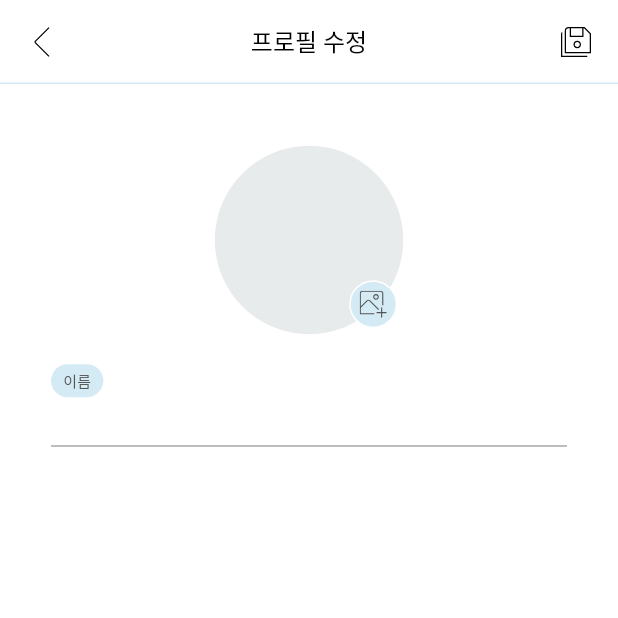
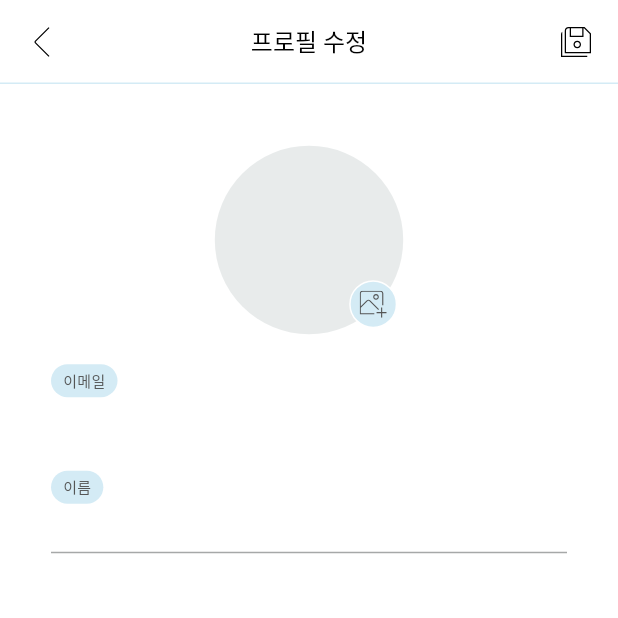
Before and after one commit to hnaa0/piece_of_happiness, a Flutter app: the EditProfileScreen screen opened directly, on a phone screen of 412 x 824 dp, the top half of it. Run offline on Flutter 3.47's test engine with Material 3 defaults, Android fonts, the phone set to English and light mode, and no system bars; our stand-ins replace cloud_firestore, firebase_auth, firebase_core, firebase_storage, flutter_riverpod, flutter_svg and 5 more; accounts and stored records are empty; Roboto replaces fonts that are missing (SsurroundAir).

Commit message:
🚨 feat: Implement profile image UI with error handling

```diff
--- /dev/null
+++ b/lib/features/user/models/profile_field_type.dart
@@ -0,0 +1,9 @@
+enum ProfileFieldType {
+  email,
+  name;
+
+  String get fieldName => switch (this) {
+        ProfileFieldType.email => "이메일",
+        ProfileFieldType.name => "이름",
+      };
+}
--- a/lib/features/user/repos/user_repo.dart
+++ b/lib/features/user/repos/user_repo.dart
@@ -24,8 +24,10 @@ class UserRepo {
     required Map<String, dynamic> data,
     required File file,
   }) async {
-    final fileRef = _storage.ref().child("profileImage/$uid");
-    await fileRef.putFile(file);
+    if (file.path.isNotEmpty) {
+      final fileRef = _storage.ref().child("profileImage/$uid");
+      await fileRef.putFile(file);
+    }
     await _firestore.collection("users").doc(uid).update(data);
   }
 }
--- a/lib/features/user/views/edit_profile_screen.dart
+++ b/lib/features/user/views/edit_profile_screen.dart
@@ -8,7 +8,9 @@ import 'package:go_router/go_router.dart';
 import 'package:image_picker/image_picker.dart';
 import 'package:piece_of_happiness/constants/colors.dart';
 import 'package:piece_of_happiness/features/settings/view_models/theme_config_view_model.dart';
+import 'package:piece_of_happiness/features/user/models/profile_field_type.dart';
 import 'package:piece_of_happiness/features/user/view_models/user_view_model.dart';
+import 'package:piece_of_happiness/features/user/views/widgets/profile_field_tag.dart';
 import 'package:piece_of_happiness/features/user/views/widgets/user_avatar.dart';
 
 class EditProfileScreen extends ConsumerStatefulWidget {
@@ -203,7 +205,19 @@ class _EditProfileScreenState extends ConsumerState<EditProfileScreen> {
                           ),
                           BlendMode.srcIn,
                         )
-                      : null,
+                      : isDark
+                          ? const ColorFilter.mode(
+                              Color(
+                                ThemeColors.white,
+                              ),
+                              BlendMode.srcIn,
+                            )
+                          : const ColorFilter.mode(
+                              Color(
+                                ThemeColors.black,
+                              ),
+                              BlendMode.srcIn,
+                            ),
                 ),
               ),
             ),
@@ -267,25 +281,32 @@ class _EditProfileScreenState extends ConsumerState<EditProfileScreen> {
                     child: Column(
                       crossAxisAlignment: CrossAxisAlignment.start,
                       children: [
-                        Container(
-                          padding: const EdgeInsets.symmetric(
-                            vertical: 4,
-                            horizontal: 8,
+                        const ProfileFieldTag(
+                          type: ProfileFieldType.email,
+                        ),
+                        const Gap(4),
+                        TextFormField(
+                          readOnly: true,
+                          initialValue: userRef.value!.email,
+                          style: const TextStyle(
+                            fontSize: 14,
+                            color: Color(
+                              ThemeColors.grey_700,
+                            ),
                           ),
-                          decoration: BoxDecoration(
-                            color: const Color(
-                              ThemeColors.lightBlue,
+                          decoration: const InputDecoration(
+                            isDense: true,
+                            enabledBorder: UnderlineInputBorder(
+                              borderSide: BorderSide.none,
                             ),
-                            borderRadius: BorderRadius.circular(20),
+                            focusedBorder: UnderlineInputBorder(
+                              borderSide: BorderSide.none,
+                            ),
                           ),
-                          child: const Text(
-                            "이름",
-                            style: TextStyle(
-                                fontSize: 10,
-                                color: Color(
-                                  ThemeColors.grey_800,
-                                )),
-                          ),
+                        ),
+                        const Gap(16),
+                        const ProfileFieldTag(
+                          type: ProfileFieldType.name,
                         ),
                         const Gap(4),
                         TextFormField(
--- /dev/null
+++ b/lib/features/user/views/widgets/profile_field_tag.dart
@@ -0,0 +1,37 @@
+import 'package:flutter/material.dart';
+import 'package:piece_of_happiness/constants/colors.dart';
+import 'package:piece_of_happiness/features/user/models/profile_field_type.dart';
+
+class ProfileFieldTag extends StatelessWidget {
+  const ProfileFieldTag({
+    super.key,
+    required this.type,
+  });
+
+  final ProfileFieldType type;
+
+  @override
+  Widget build(BuildContext context) {
+    return Container(
+      padding: const EdgeInsets.symmetric(
+        vertical: 4,
+        horizontal: 8,
+      ),
+      decoration: BoxDecoration(
+        color: const Color(
+          ThemeColors.lightBlue,
+        ),
+        borderRadius: BorderRadius.circular(20),
+      ),
+      child: Text(
+        type.fieldName,
+        style: const TextStyle(
+          fontSize: 10,
+          color: Color(
+            ThemeColors.grey_800,
+          ),
+        ),
+      ),
+    );
+  }
+}
```
Also changed, not shown: lib/features/home/views/widgets/wavy_app_bar.dart (+15 -0 lines), lib/features/user/view_models/user_view_model.dart (+16 -6 lines), lib/features/user/views/widgets/user_avatar.dart (+14 -0 lines).
